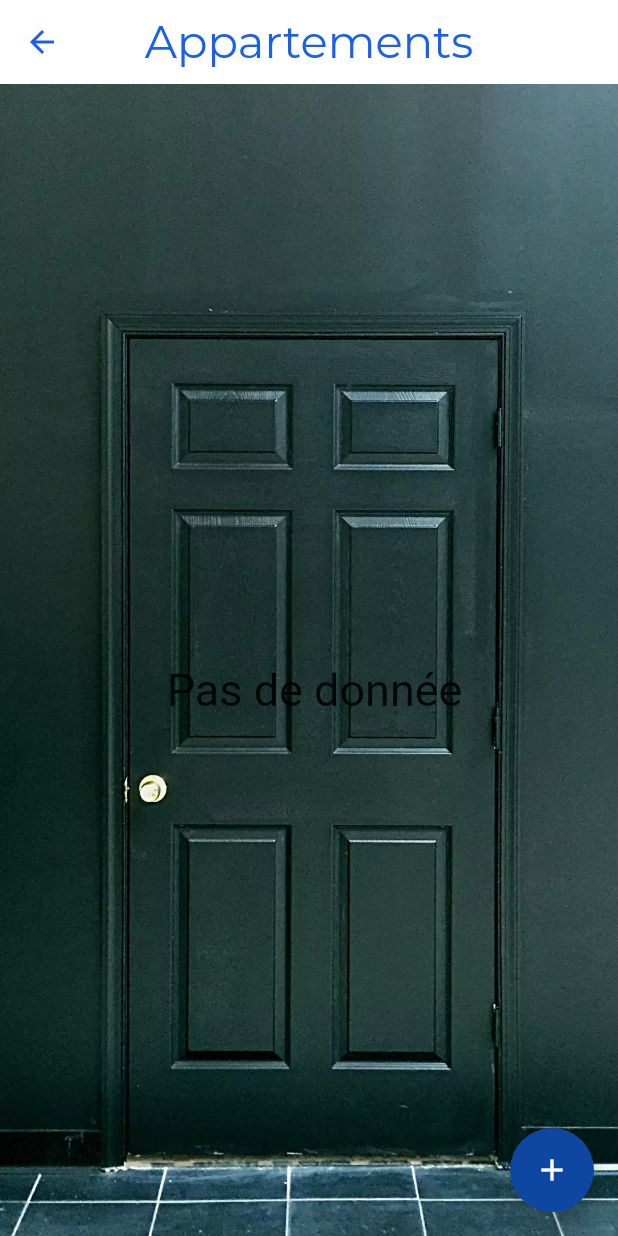
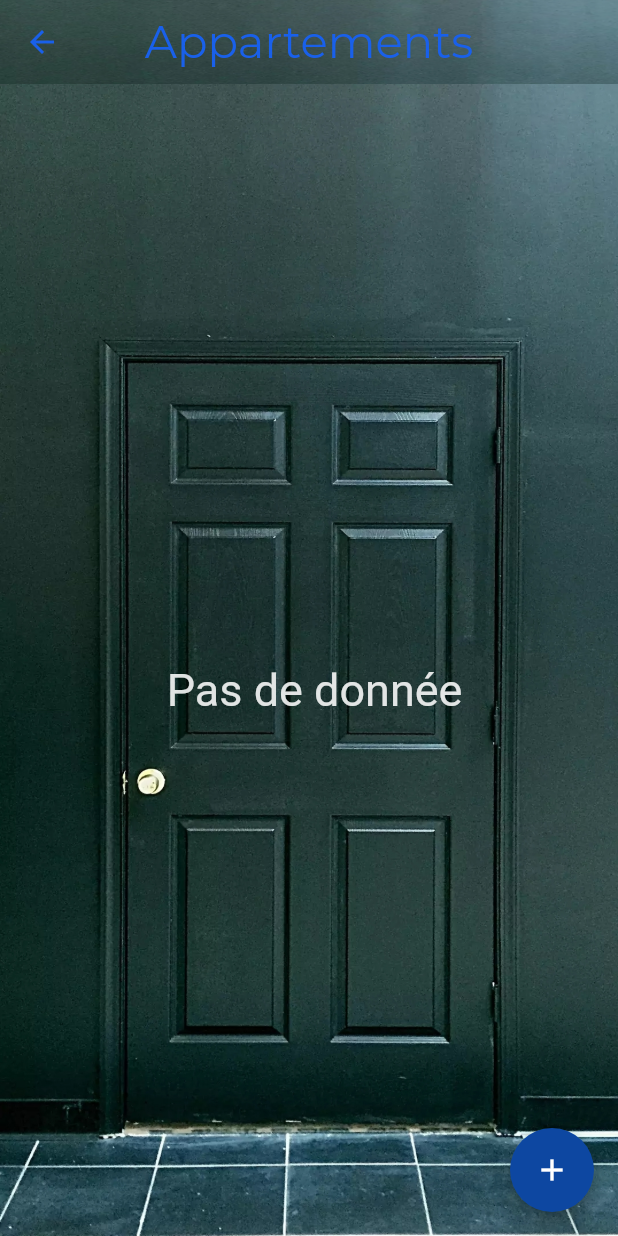
Before and after one commit to enyo10/oga, a Flutter app: the HouseScreen screen opened directly with empty values, on a phone screen of 412 x 824 dp. Run offline on Flutter 3.47's test engine with Material 2 defaults, Android fonts, the phone set to English and light mode, and no system bars; our stand-ins replace auto_size_text, cloud_firestore, file_picker, firebase_auth, firebase_core, firebase_storage and 6 more; missing offline and left inert: android_alarm_manager_plus, background_sms, document_scanner_flutter, flutterfire_ui, month_picker_dialog_2; accounts and stored records are empty.

Commit message:
Glass effect using

```diff
--- a/lib/main.dart
+++ b/lib/main.dart
@@ -53,7 +53,7 @@ class _MyAppState extends State<MyApp> {
       title: 'Oga',
       theme: ThemeData(
           //scaffoldBackgroundColor: const Color(0xEEE1F5FE),
-        scaffoldBackgroundColor: Colors.transparent,
+        scaffoldBackgroundColor: Colors.white,
 
           primarySwatch: OgaColors.myLightBlue,
           primaryColor: Colors.blue[900],
--- a/lib/views/screens/apartements/apartments.dart
+++ b/lib/views/screens/apartements/apartments.dart
@@ -1,6 +1,7 @@
 import 'package:cloud_firestore/cloud_firestore.dart';
 import 'package:flutter/material.dart';
 import 'package:oga/views/screens/apartements/apartment_screen.dart';
+import 'package:oga/views/widgets/oga_glass_container.dart';
 import '../../../helper/oga_colors.dart';
 import '../../../helper/oga_style.dart';
 import '../../../models/house.dart';
@@ -33,6 +34,13 @@ class _HouseScreenState extends State<HouseScreen> {
     return OgaScaffold(
       appBar: AppBar(
         backgroundColor: Colors.transparent,
+        flexibleSpace: Container(
+          decoration: const BoxDecoration(
+            image: DecorationImage(
+                image: AssetImage('assets/oga_porte_v_app_bar.jpg'),
+                fit: BoxFit.fill),
+          ),
+        ),
         elevation: 0,
         centerTitle: true,
         titleTextStyle: appBarTitleTextStyle,
@@ -63,12 +71,10 @@ class _HouseScreenState extends State<HouseScreen> {
       body: Container(
         padding: const EdgeInsets.only(top: 40),
         child: count == 0
-            ? const Center(
+            ? Center(
                 child: Text(
                   " Pas de donnée",
-                  style: TextStyle(
-                    fontSize: 30,
-                  ),
+                  style: TextStyle(fontSize: 30, color: OgaColors.whiteText1),
                 ),
               )
             : ListView.builder(
@@ -83,7 +89,8 @@ class _HouseScreenState extends State<HouseScreen> {
                     }
                   }
 
-                  return Padding(
+                  return OgaGlassContainer(
+                    child: Padding(
                       padding: const EdgeInsets.all(8.0),
                       child: Card(
                         color: apartment.backgroundColor,
@@ -143,6 +150,7 @@ class _HouseScreenState extends State<HouseScreen> {
                           ),
                         ),
                       ),
+                    ),
                   );
                 },
               ),
--- a/lib/views/screens/occupants/occupant_card.dart
+++ b/lib/views/screens/occupants/occupant_card.dart
@@ -1,6 +1,7 @@
 import 'package:flutter/material.dart';
 import 'package:oga/helper/helper.dart';
 
+import '../../../helper/oga_colors.dart';
 import '../../../models/occupant.dart';
 
 class OccupantCard extends StatelessWidget {
@@ -21,7 +22,7 @@ class OccupantCard extends StatelessWidget {
               padding: const EdgeInsets.all(8.0),
               child: Row(
                 children: [
-                  Text(occupant.firstname),
+                  Text(occupant.firstname, style: TextStyle(color: OgaColors.grey1),),
                   const SizedBox(width: 10,),
                   Text(occupant.lastname),
 
--- a/lib/views/screens/occupants/occupant_details.dart
+++ b/lib/views/screens/occupants/occupant_details.dart
@@ -32,8 +32,7 @@ class _OccupantDetailsState extends State<OccupantDetails> {
 
   @override
   Widget build(BuildContext context) {
-    return SafeArea(
-      child: OgaScaffold(
+    return OgaScaffold(
       appBar: AppBar(
         centerTitle: true,
         leading: IconButton(
@@ -41,7 +40,7 @@ class _OccupantDetailsState extends State<OccupantDetails> {
             Navigator.of(context).pop();
           },
           icon: const Icon(Icons.arrow_back),
-            color: OgaColors.blueButton,
+          color: OgaColors.myLightBlue.shade100,
         ),
         title: const Text("Locataire info"),
         titleTextStyle: appBarTitleTextStyle,
@@ -157,7 +156,6 @@ class _OccupantDetailsState extends State<OccupantDetails> {
         ],
       ),
       resizeToAvoidBottomInset: true,
-      ),
     );
   }
 
--- a/lib/views/widgets/oga_list_tile.dart
+++ b/lib/views/widgets/oga_list_tile.dart
@@ -26,7 +26,7 @@ class OgaListTile extends StatelessWidget {
                     maxHeight: MediaQuery.of(context).size.width * 0.28,
                   ),
                   child: Container(
-                    color: Colors.red,
+                   // color: Colors.red,
                    //child: widget,
                   ),
                 ),
@@ -57,8 +57,7 @@ class OgaListTile extends StatelessWidget {
                     width: MediaQuery.of(context).size.width * 0.5,
                     child: Padding(
                       padding: const EdgeInsets.fromLTRB(10, 30, 0, 0),
-                      child: Text("kdkkd kdkkkd kkdkkddkk, kdkdkdkk, kdkkd"
-                          "kkd kksk poor iiid kdk",
+                      child: Text(data.desc,
                        // data.desc,
                         style: TextStyle(fontSize: 16, color: OgaColors.grey2),
                       ),
--- a/lib/views/widgets/oga_scaffold.dart
+++ b/lib/views/widgets/oga_scaffold.dart
@@ -7,11 +7,13 @@ class OgaScaffold extends StatelessWidget {
     this.appBar,
     this.floatingActionButton,
     this.resizeToAvoidBottomInset = true,
+    this.backgroundImage,
   });
   final Widget body;
   final PreferredSizeWidget? appBar;
   final Widget? floatingActionButton;
   final bool resizeToAvoidBottomInset;
+  final String? backgroundImage;
 
   @override
   Widget build(BuildContext context) {
@@ -34,15 +36,23 @@ class OgaScaffold extends StatelessWidget {
       ),
     );*/
     return Scaffold(
-      /*appBar: AppBar(
-        backgroundColor: Colors.transparent,
-      ),*/
-      appBar: appBar??AppBar(backgroundColor: Colors.transparent,),
+      appBar: appBar ??
+          AppBar(
+            backgroundColor: Colors.transparent,
+            elevation: 0,
+            flexibleSpace: Container(
+              decoration: const BoxDecoration(
+                image: DecorationImage(
+                    image: AssetImage('assets/oga_porte_v_app_bar.jpg'),
+                    fit: BoxFit.fill),
+              ),
+            ),
+          ),
       floatingActionButton: floatingActionButton,
       body: Stack(
         children: [
           Container(
-            decoration: const BoxDecoration(
+            decoration: BoxDecoration(
               /*gradient: LinearGradient(
                 begin: Alignment.topCenter,
                 end: Alignment.bottomCenter,
@@ -52,10 +62,8 @@ class OgaScaffold extends StatelessWidget {
                 ],
               ),*/
               image: DecorationImage(
-                image: AssetImage(
-                  'assets/oga_porte_v.jpg',
-                ),
-                fit: BoxFit.cover,
+                image: AssetImage(backgroundImage ?? 'assets/oga_porte_v.jpg'),
+                fit: BoxFit.fill,
               ),
             ),
             // child: body,
```
Also changed, not shown: lib/views/screens/apartements/apartement_screen_header.dart (+14 -11 lines), lib/views/screens/apartements/apartment_screen.dart (+29 -18 lines), lib/views/screens/houses/houses.dart (+11 -2 lines), lib/views/widgets/oga_app_bar.dart (added, +13 -0 lines), lib/views/widgets/oga_glass_container.dart (+8 -5 lines), assets/oga_porte_v.jpg, assets/oga_porte_v_app_bar.jpg (added). Lines whose indentation alone changed are shown as unchanged.
